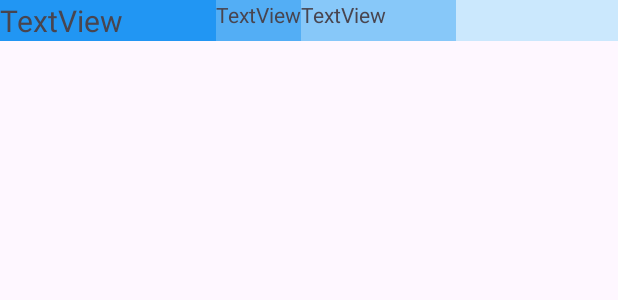
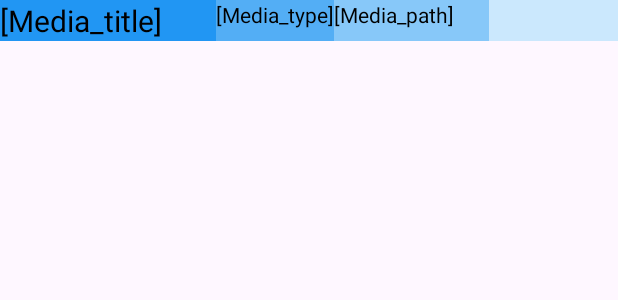
Before and after one commit to francescobau/ProjectCameraX, an Android app: the layout media_item.xml on its own in the app's theme, with its tools: preview values and no code run, on a phone screen of 412 x 824 dp. Shown: the top 300 px of the screen. Run offline under Robolectric (Android 15) with nearby library versions, the phone set to English and light mode, and no system bars.

Commit message:
Started XML code cleanup, and Android Lint checks
- XML -> Unused schema declaration
- Android Lint -> Accessibility -> Image without contentDescription
- Android Lint -> Correctness -> Incompatible screenOrientation manifest value => set fullSensor screen orientation
- Android Lint -> Correctness -> Obsolete Gradle Dependency
- Android Lint -> Internationalization -> Hardcoded text
- Android Lint -> Internationalization -> TextView Internationalization -> usage of setText to concatenate text => Changed code to avoid translation issues.
- Android Lint -> Performance -> Invalidating All RecyclerView Data (notifyDataSetChanged is not efficient) => changed way of removing an element by saving the index first, and the using notifyItemRemoved(index) instead.
- Android Lint -> Performance -> Unused resources => added color resources, and used black and white colors.
- Set gallery icon

Known issues:
- Abuse of when() block, needs update for future camera modes.
- Java -> Declaration redundancy is persistent, because they get redeclared in every Gradle Sync. The only way to not have the warning anymore is to either fill the tests, or to remove the tests.

```diff
--- a/app/build.gradle
+++ b/app/build.gradle
@@ -39,12 +39,12 @@ android {
 
 dependencies {
 
-    implementation 'androidx.core:core-ktx:1.8.0'
+    implementation 'androidx.core:core-ktx:1.10.1'
     implementation 'androidx.appcompat:appcompat:1.6.1'
-    implementation 'com.google.android.material:material:1.5.0'
+    implementation 'com.google.android.material:material:1.9.0'
     implementation 'androidx.constraintlayout:constraintlayout:2.1.4'
 
-    def camerax_version = "1.2.2"
+    def camerax_version = "1.2.3"
     implementation "androidx.camera:camera-core:${camerax_version}"
     implementation "androidx.camera:camera-camera2:${camerax_version}"
     implementation "androidx.camera:camera-lifecycle:${camerax_version}"
--- a/app/src/main/AndroidManifest.xml
+++ b/app/src/main/AndroidManifest.xml
@@ -22,7 +22,7 @@
         <activity
             android:name=".MainActivity"
             android:exported="true"
-            android:screenOrientation="portrait">
+            android:screenOrientation="fullSensor">
             <intent-filter>
                 <action android:name="android.intent.action.MAIN" />
 
--- a/app/src/main/java/com/example/projectcamerax/MediaPickerActivity.kt
+++ b/app/src/main/java/com/example/projectcamerax/MediaPickerActivity.kt
@@ -27,7 +27,7 @@ class MediaPickerActivity : AppCompatActivity() {
         val datasource = Datasource().getMediaList()
         return if (datasource.isEmpty()) {
             val noMedia = TextView(this)
-            noMedia.text = "NO_MEDIA"
+            noMedia.text = getString(R.string.no_media_text)
             noMedia.textSize = 50.0F
             setContentView(noMedia)
             emptyList<MediaInfo>().toMutableList()
--- a/app/src/main/java/com/example/projectcamerax/MediaPickerAdapter.kt
+++ b/app/src/main/java/com/example/projectcamerax/MediaPickerAdapter.kt
@@ -42,8 +42,9 @@ class MediaPickerAdapter(private val mediaList: MutableList<MediaInfo>) :
             if (fileToDelete.exists()) {
                 val deleted = fileToDelete.delete()
                 if (deleted) {
-                    mediaList.remove(mediaInfo)
-                    notifyDataSetChanged()
+                    val index = mediaList.indexOf(mediaInfo)
+                    mediaList.removeAt(index)
+                    notifyItemRemoved(index)
                     deleteButton.visibility = View.GONE
                     Toast.makeText(itemView.context, "File deleted", Toast.LENGTH_SHORT).show()
                 } else {
--- a/app/src/main/res/layout/activity_media_picker.xml
+++ b/app/src/main/res/layout/activity_media_picker.xml
@@ -1,6 +1,5 @@
 <?xml version="1.0" encoding="utf-8"?>
 <androidx.constraintlayout.widget.ConstraintLayout xmlns:android="http://schemas.android.com/apk/res/android"
-    xmlns:app="http://schemas.android.com/apk/res-auto"
     xmlns:tools="http://schemas.android.com/tools"
     android:layout_width="match_parent"
     android:layout_height="match_parent"
--- a/app/src/main/res/layout/media_item.xml
+++ b/app/src/main/res/layout/media_item.xml
@@ -1,7 +1,6 @@
 <?xml version="1.0" encoding="utf-8"?>
 <androidx.constraintlayout.widget.ConstraintLayout xmlns:android="http://schemas.android.com/apk/res/android"
     xmlns:app="http://schemas.android.com/apk/res-auto"
-    xmlns:tools="http://schemas.android.com/tools"
     android:id="@+id/constraint_layout"
     android:layout_width="match_parent"
     android:layout_height="wrap_content"
@@ -11,8 +10,9 @@
         android:id="@+id/media_title"
         android:layout_width="0dp"
         android:layout_height="wrap_content"
-        android:background="#2196F3"
-        android:text="TextView"
+        android:background="@color/media_title_background"
+        android:text="@string/media_title_default"
+        android:textColor="@color/black"
         android:textSize="20sp"
         app:layout_constraintBottom_toBottomOf="parent"
         app:layout_constraintHorizontal_chainStyle="spread_inside"
@@ -25,8 +25,9 @@
         android:id="@+id/media_type"
         android:layout_width="wrap_content"
         android:layout_height="0dp"
-        android:background="#B32196F3"
-        android:text="TextView"
+        android:background="@color/media_type_background"
+        android:text="@string/media_type_default"
+        android:textColor="@color/black"
         app:layout_constraintBottom_toBottomOf="parent"
         app:layout_constraintStart_toEndOf="@+id/media_title"
         app:layout_constraintTop_toTopOf="parent"
@@ -36,8 +37,9 @@
         android:id="@+id/media_path"
         android:layout_width="0dp"
         android:layout_height="0dp"
-        android:background="#662196F3"
-        android:text="TextView"
+        android:background="@color/media_path_background"
+        android:text="@string/media_path_default"
+        android:textColor="@color/black"
         app:layout_constraintBottom_toBottomOf="parent"
         app:layout_constraintHorizontal_chainStyle="spread_inside"
         app:layout_constraintStart_toEndOf="@+id/media_type"
@@ -49,8 +51,8 @@
         android:id="@+id/delete_button"
         android:layout_width="wrap_content"
         android:layout_height="wrap_content"
-        android:text="X"
-        android:textColor="@android:color/white"
+        android:text="@string/delete_button_text"
+        android:textColor="@color/white"
         android:visibility="gone"
         app:layout_constraintHorizontal_bias="0.1"
         app:layout_constraintStart_toEndOf="@+id/media_path"
--- a/app/src/main/res/values-night/themes.xml
+++ b/app/src/main/res/values-night/themes.xml
@@ -1,4 +1,4 @@
-<resources xmlns:tools="http://schemas.android.com/tools">
+<resources>
     <!-- Base application theme. -->
     <style name="Base.Theme.ProjectCameraX" parent="Theme.Material3.DayNight.NoActionBar">
         <!-- Customize your dark theme here. -->
--- a/app/src/main/res/values/colors.xml
+++ b/app/src/main/res/values/colors.xml
@@ -2,4 +2,7 @@
 <resources>
     <color name="black">#FF000000</color>
     <color name="white">#FFFFFFFF</color>
+    <color name="media_title_background">#2196F3</color>
+    <color name="media_type_background">#B32196F3</color>
+    <color name="media_path_background">#662196F3</color>
 </resources>
--- a/app/src/main/res/values/strings.xml
+++ b/app/src/main/res/values/strings.xml
@@ -3,4 +3,15 @@
     <string name="take_photo">Take Photo</string>
     <string name="start_capture">Start Capture</string>
     <string name="stop_capture">Stop Capture</string>
+    <string name="gallery_description">Gallery icon</string>
+    <string name="camera_selector_default">BACK / FRONT</string>
+    <string name="camera_selector_BACK">BACK</string>
+    <string name="camera_selector_FRONT">FRONT</string>
+    <string name="camera_mode_PHOTO">PHOTO MODE</string>
+    <string name="camera_mode_VIDEO">VIDEO MODE</string>
+    <string name="media_title_default">[Media_title]</string>
+    <string name="media_type_default">[Media_type]</string>
+    <string name="media_path_default">[Media_path]</string>
+    <string name="delete_button_text">X</string>
+    <string name="no_media_text">NO_MEDIA</string>
 </resources>
--- a/app/src/main/res/values/themes.xml
+++ b/app/src/main/res/values/themes.xml
@@ -1,4 +1,4 @@
-<resources xmlns:tools="http://schemas.android.com/tools">
+<resources>
     <!-- Base application theme. -->
     <style name="Base.Theme.ProjectCameraX" parent="Theme.Material3.DayNight.NoActionBar">
         <!-- Customize your light theme here. -->
--- a/app/src/main/res/xml/file_paths.xml
+++ b/app/src/main/res/xml/file_paths.xml
@@ -1,5 +1,5 @@
 <?xml version="1.0" encoding="utf-8"?>
-<paths xmlns:android="http://schemas.android.com/apk/res/android">
+<paths>
     <external-path
         name="external_files"
         path="." />
```
Also changed, not shown: app/src/main/java/com/example/projectcamerax/MainActivity.kt (+8 -2 lines), app/src/main/res/layout-land/activity_main.xml (+6 -5 lines), app/src/main/res/layout/activity_main.xml (+6 -5 lines).
